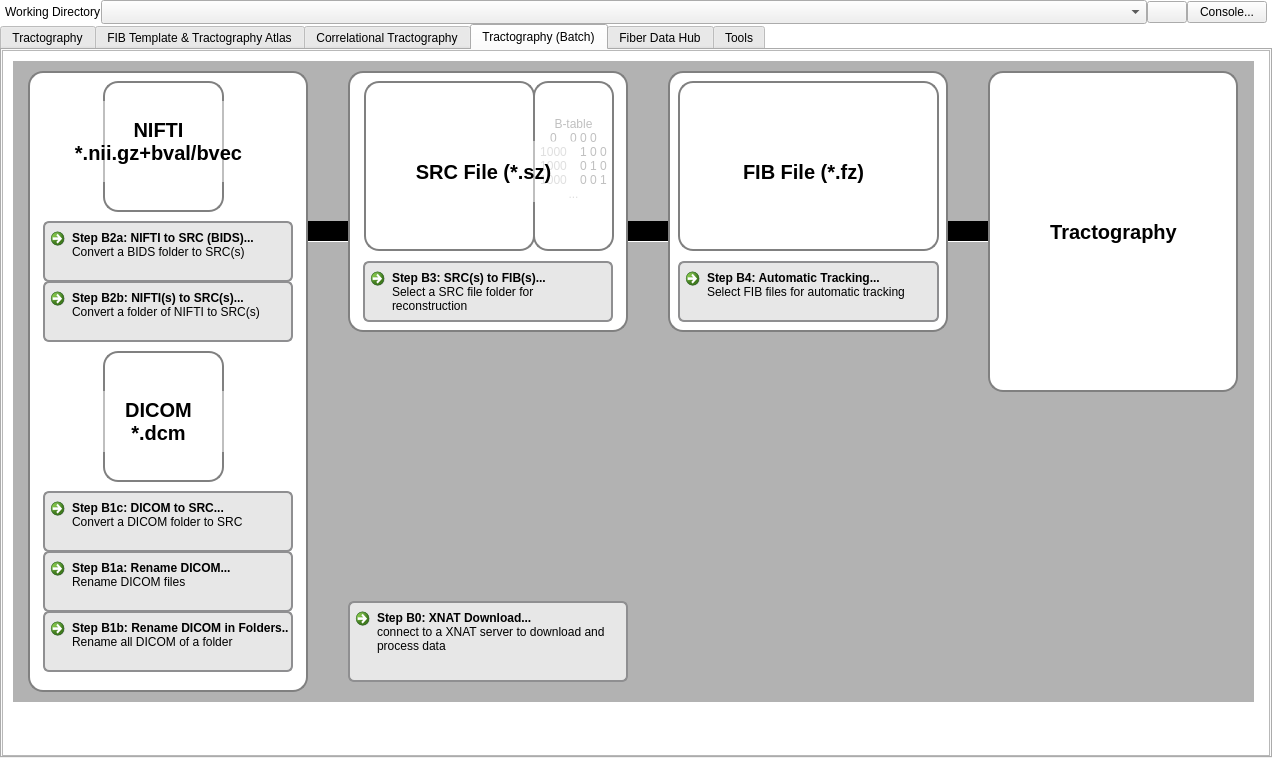
First picture: the form in mainwindow.ui, repository frankyeh/DSI-Studio, before the edit.
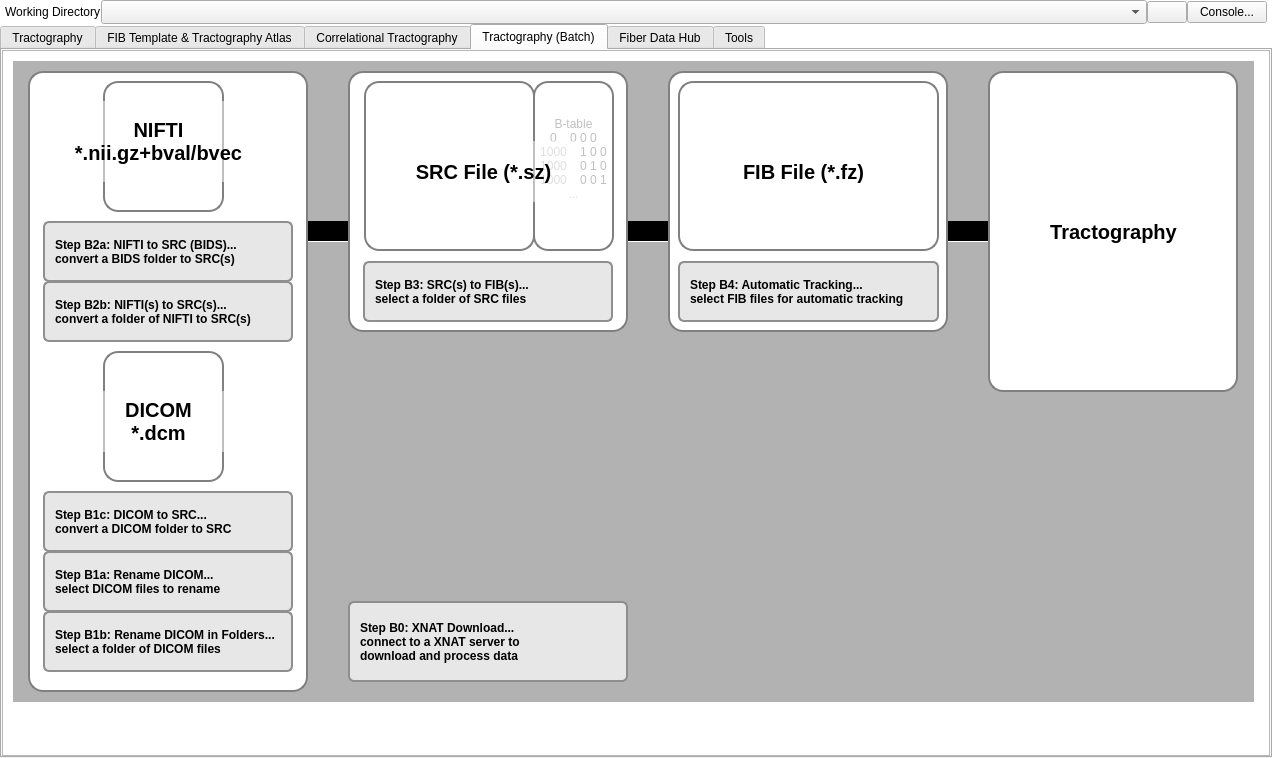
Second picture: the form after the edit. The open tabs and pages were chosen to show the change. Icons and pictures are not drawn.

Diff of the .ui file:
```diff
--- a/mainwindow.ui
+++ b/mainwindow.ui
@@ -1990,7 +1990,7 @@
               <property name="styleSheet">
                <string notr="true">QWidget { background-color : white; }</string>
               </property>
-              <widget class="QCommandLinkButton" name="RenameDICOMDir">
+              <widget class="QPushButton" name="RenameDICOMDir">
                <property name="geometry">
                 <rect>
                  <x>40</x>
@@ -1999,11 +1999,17 @@
                  <height>61</height>
                 </rect>
                </property>
+               <property name="font">
+                <font>
+                 <bold>true</bold>
+                </font>
+               </property>
                <property name="styleSheet">
-                <string notr="true">QCommandLinkButton {border: 2px solid #8f8f91;border-radius: 6px;background-color: #e7e7e7;padding: 10px;color: black;} QCommandLinkButton:hover {background-color: #d0d0d0;} QCommandLinkButton:pressed {background-color: #bfbfbf;border-style: inset;color: black; }</string>
+                <string notr="true">QPushButton {text-align: left; padding-left: 10px;border: 2px solid #8f8f91;border-radius: 6px;background-color: #e7e7e7;padding: 10px;color: black}</string>
                </property>
                <property name="text">
-                <string>Step B1b: Rename DICOM in Folders...</string>
+                <string>Step B1b: Rename DICOM in Folders...
+select a folder of DICOM files</string>
                </property>
                <property name="icon">
                 <iconset resource="icons.qrc">
@@ -2012,11 +2018,8 @@
                <property name="autoRepeatDelay">
                 <number>296</number>
                </property>
-               <property name="description">
-                <string>Rename all DICOM of a folder</string>
-               </property>
               </widget>
-              <widget class="QCommandLinkButton" name="nii2src_bids">
+              <widget class="QPushButton" name="nii2src_bids">
                <property name="geometry">
                 <rect>
                  <x>40</x>
@@ -2025,11 +2028,17 @@
                  <height>61</height>
                 </rect>
                </property>
+               <property name="font">
+                <font>
+                 <bold>true</bold>
+                </font>
+               </property>
                <property name="styleSheet">
-                <string notr="true">QCommandLinkButton {border: 2px solid #8f8f91;border-radius: 6px;background-color: #e7e7e7;padding: 10px;color: black;} QCommandLinkButton:hover {background-color: #d0d0d0;} QCommandLinkButton:pressed {background-color: #bfbfbf;border-style: inset;color: black; }</string>
+                <string notr="true">QPushButton {text-align: left; padding-left: 10px;border: 2px solid #8f8f91;border-radius: 6px;background-color: #e7e7e7;padding: 10px;color: black}</string>
                </property>
                <property name="text">
-                <string>Step B2a: NIFTI to SRC (BIDS)...</string>
+                <string>Step B2a: NIFTI to SRC (BIDS)...
+convert a BIDS folder to SRC(s)</string>
                </property>
                <property name="icon">
                 <iconset resource="icons.qrc">
@@ -2038,11 +2047,8 @@
                <property name="autoRepeatDelay">
                 <number>296</number>
                </property>
-               <property name="description">
-                <string>Convert a BIDS folder to SRC(s)</string>
-               </property>
               </widget>
-              <widget class="QCommandLinkButton" name="dicom2nii">
+              <widget class="QPushButton" name="dicom2nii">
                <property name="geometry">
                 <rect>
                  <x>40</x>
@@ -2051,11 +2057,17 @@
                  <height>61</height>
                 </rect>
                </property>
+               <property name="font">
+                <font>
+                 <bold>true</bold>
+                </font>
+               </property>
                <property name="styleSheet">
-                <string notr="true">QCommandLinkButton {border: 2px solid #8f8f91;border-radius: 6px;background-color: #e7e7e7;padding: 10px;color: black;} QCommandLinkButton:hover {background-color: #d0d0d0;} QCommandLinkButton:pressed {background-color: #bfbfbf;border-style: inset;color: black; }</string>
+                <string notr="true">QPushButton {text-align: left; padding-left: 10px;border: 2px solid #8f8f91;border-radius: 6px;background-color: #e7e7e7;padding: 10px;color: black}</string>
                </property>
                <property name="text">
-                <string>Step B1c: DICOM to SRC...</string>
+                <string>Step B1c: DICOM to SRC...
+convert a DICOM folder to SRC</string>
                </property>
                <property name="icon">
                 <iconset resource="icons.qrc">
@@ -2064,11 +2076,8 @@
                <property name="autoRepeatDelay">
                 <number>296</number>
                </property>
-               <property name="description">
-                <string>Convert a DICOM folder to SRC</string>
-               </property>
               </widget>
-              <widget class="QCommandLinkButton" name="nii2src_sf">
+              <widget class="QPushButton" name="nii2src_sf">
                <property name="geometry">
                 <rect>
                  <x>40</x>
@@ -2077,11 +2086,17 @@
                  <height>61</height>
                 </rect>
                </property>
+               <property name="font">
+                <font>
+                 <bold>true</bold>
+                </font>
+               </property>
                <property name="styleSheet">
-                <string notr="true">QCommandLinkButton {border: 2px solid #8f8f91;border-radius: 6px;background-color: #e7e7e7;padding: 10px;color: black;} QCommandLinkButton:hover {background-color: #d0d0d0;} QCommandLinkButton:pressed {background-color: #bfbfbf;border-style: inset;color: black; }</string>
+                <string notr="true">QPushButton {text-align: left; padding-left: 10px;border: 2px solid #8f8f91;border-radius: 6px;background-color: #e7e7e7;padding: 10px;color: black}</string>
                </property>
                <property name="text">
-                <string>Step B2b: NIFTI(s) to SRC(s)...</string>
+                <string>Step B2b: NIFTI(s) to SRC(s)...
+convert a folder of NIFTI to SRC(s)</string>
                </property>
                <property name="icon">
                 <iconset resource="icons.qrc">
@@ -2090,11 +2105,8 @@
                <property name="autoRepeatDelay">
                 <number>296</number>
                </property>
-               <property name="description">
-                <string>Convert a folder of NIFTI to SRC(s)</string>
-               </property>
               </widget>
-              <widget class="QCommandLinkButton" name="RenameDICOM">
+              <widget class="QPushButton" name="RenameDICOM">
                <property name="geometry">
                 <rect>
                  <x>40</x>
@@ -2103,11 +2115,17 @@
                  <height>61</height>
                 </rect>
                </property>
+               <property name="font">
+                <font>
+                 <bold>true</bold>
+                </font>
+               </property>
                <property name="styleSheet">
-                <string notr="true">QCommandLinkButton {border: 2px solid #8f8f91;border-radius: 6px;background-color: #e7e7e7;padding: 10px;color: black;} QCommandLinkButton:hover {background-color: #d0d0d0;} QCommandLinkButton:pressed {background-color: #bfbfbf;border-style: inset;color: black; }</string>
+                <string notr="true">QPushButton {text-align: left; padding-left: 10px;border: 2px solid #8f8f91;border-radius: 6px;background-color: #e7e7e7;padding: 10px;color: black}</string>
                </property>
                <property name="text">
-                <string>Step B1a: Rename DICOM...</string>
+                <string>Step B1a: Rename DICOM...
+select DICOM files to rename</string>
                </property>
                <property name="icon">
                 <iconset resource="icons.qrc">
@@ -2116,11 +2134,8 @@
                <property name="autoRepeatDelay">
                 <number>296</number>
                </property>
-               <property name="description">
-                <string>Rename DICOM files </string>
-               </property>
               </widget>
-              <widget class="QCommandLinkButton" name="auto_track">
+              <widget class="QPushButton" name="auto_track">
                <property name="geometry">
                 <rect>
                  <x>675</x>
@@ -2129,11 +2144,17 @@
                  <height>61</height>
                 </rect>
                </property>
+               <property name="font">
+                <font>
+                 <bold>true</bold>
+                </font>
+               </property>
                <property name="styleSheet">
-                <string notr="true">QCommandLinkButton {border: 2px solid #8f8f91;border-radius: 6px;background-color: #e7e7e7;padding: 10px;color: black;} QCommandLinkButton:hover {background-color: #d0d0d0;} QCommandLinkButton:pressed {background-color: #bfbfbf;border-style: inset;color: black; }</string>
+                <string notr="true">QPushButton {text-align: left; padding-left: 10px;border: 2px solid #8f8f91;border-radius: 6px;background-color: #e7e7e7;padding: 10px;color: black}</string>
                </property>
                <property name="text">
-                <string>Step B4: Automatic Tracking...</string>
+                <string>Step B4: Automatic Tracking...
+select FIB files for automatic tracking</string>
                </property>
                <property name="icon">
                 <iconset resource="icons.qrc">
@@ -2142,11 +2163,8 @@
                <property name="autoRepeatDelay">
                 <number>296</number>
                </property>
-               <property name="description">
-                <string>Select FIB files for automatic tracking</string>
-               </property>
               </widget>
-              <widget class="QCommandLinkButton" name="batch_reconstruction">
+              <widget class="QPushButton" name="batch_reconstruction">
                <property name="geometry">
                 <rect>
                  <x>360</x>
@@ -2155,11 +2173,17 @@
                  <height>61</height>
                 </rect>
                </property>
+               <property name="font">
+                <font>
+                 <bold>true</bold>
+                </font>
+               </property>
                <property name="styleSheet">
-                <string notr="true">QCommandLinkButton {border: 2px solid #8f8f91;border-radius: 6px;background-color: #e7e7e7;padding: 10px;color: black;} QCommandLinkButton:hover {background-color: #d0d0d0;} QCommandLinkButton:pressed {background-color: #bfbfbf;border-style: inset;color: black; }</string>
+                <string notr="true">QPushButton {text-align: left; padding-left: 10px;border: 2px solid #8f8f91;border-radius: 6px;background-color: #e7e7e7;padding: 10px;color: black}</string>
                </property>
                <property name="text">
-                <string>Step B3: SRC(s) to FIB(s)...</string>
+                <string>Step B3: SRC(s) to FIB(s)...
+select a folder of SRC files</string>
                </property>
                <property name="icon">
                 <iconset resource="icons.qrc">
@@ -2168,9 +2192,6 @@
                <property name="autoRepeatDelay">
                 <number>296</number>
                </property>
-               <property name="description">
-                <string>Select a SRC file folder for reconstruction</string>
-               </property>
               </widget>
               <widget class="QLabel" name="label_56">
                <property name="geometry">
@@ -2522,7 +2543,7 @@
                 <bool>true</bool>
                </property>
               </widget>
-              <widget class="QCommandLinkButton" name="xnat_download">
+              <widget class="QPushButton" name="xnat_download">
                <property name="geometry">
                 <rect>
                  <x>345</x>
@@ -2531,11 +2552,18 @@
                  <height>81</height>
                 </rect>
                </property>
+               <property name="font">
+                <font>
+                 <bold>true</bold>
+                </font>
+               </property>
                <property name="styleSheet">
-                <string notr="true">QCommandLinkButton {border: 2px solid #8f8f91;border-radius: 6px;background-color: #e7e7e7;padding: 10px;color: black;} QCommandLinkButton:hover {background-color: #d0d0d0;} QCommandLinkButton:pressed {background-color: #bfbfbf;border-style: inset;color: black; }</string>
+                <string notr="true">QPushButton {text-align: left; padding-left: 10px;border: 2px solid #8f8f91;border-radius: 6px;background-color: #e7e7e7;padding: 10px;color: black}</string>
                </property>
                <property name="text">
-                <string>Step B0: XNAT Download...</string>
+                <string>Step B0: XNAT Download...
+connect to a XNAT server to
+download and process data</string>
                </property>
                <property name="icon">
                 <iconset resource="icons.qrc">
@@ -2544,9 +2572,6 @@
                <property name="autoRepeatDelay">
                 <number>296</number>
                </property>
-               <property name="description">
-                <string>connect to a XNAT server to download and process data</string>
-               </property>
               </widget>
               <widget class="QLabel" name="label_41">
                <property name="geometry">
```
Left out of the diff: 256 changed lines with no effect on the pictures.
